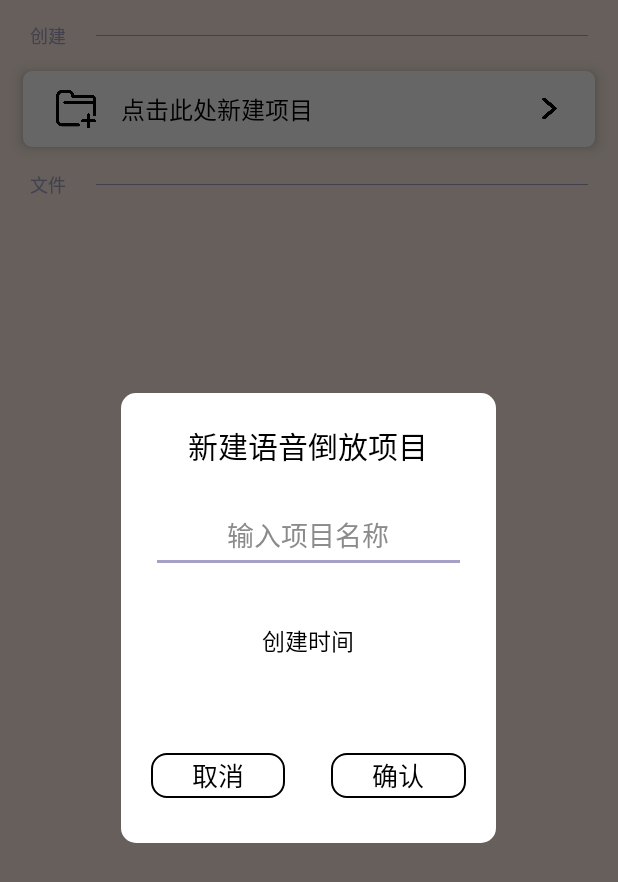
After one commit to ambe-gzy/baseRepository, an Android app: the fragment CreateVoiceFileDialog placed in its activity, on a phone screen of 412 x 824 dp. The commit adds this screen. Shown: the top 882 px of the screen. Run offline under Robolectric (Android 15) with nearby library versions, the light colour scheme and no system bars.

Commit message:
保存创建新文件的dialog

```diff
--- /dev/null
+++ b/app/src/main/java/cn/zhenye/dialog/CreateVoiceFileDialog.java
@@ -0,0 +1,86 @@
+package cn.zhenye.dialog;
+
+import android.graphics.Color;
+import android.graphics.drawable.ColorDrawable;
+import android.os.Bundle;
+import android.view.Gravity;
+import android.view.LayoutInflater;
+import android.view.View;
+import android.view.ViewGroup;
+import android.view.Window;
+import android.view.WindowManager;
+import android.widget.EditText;
+import android.widget.TextView;
+
+import androidx.annotation.NonNull;
+import androidx.annotation.Nullable;
+import androidx.fragment.app.DialogFragment;
+import androidx.fragment.app.FragmentManager;
+import cn.zhenye.main.R;
+
+public class CreateVoiceFileDialog extends DialogFragment implements View.OnClickListener {
+    private View mView;
+
+    private TextView mTvPositiveBtn;
+    private TextView mTvNegativeBtn;
+    private TextView mTvCreateTime;
+    private EditText mEtFileName;
+
+    @Nullable
+    @Override
+    public View onCreateView(@NonNull LayoutInflater inflater, @Nullable ViewGroup container, @Nullable Bundle savedInstanceState) {
+        getDialog().getWindow().setBackgroundDrawable(new ColorDrawable(Color.TRANSPARENT));
+        mView = inflater.inflate(R.layout.dialog_voice_file_create,container,false);
+        return mView;
+    }
+
+    @Override
+    public void onViewCreated(@NonNull View view, @Nullable Bundle savedInstanceState) {
+        super.onViewCreated(view, savedInstanceState);
+    }
+
+    @Override
+    public void onActivityCreated(@Nullable Bundle savedInstanceState) {
+        super.onActivityCreated(savedInstanceState);
+        initLayoutParams();
+        initUI();
+    }
+
+    private void initUI() {
+        mEtFileName = mView.findViewById(R.id.et_voice_file_create_file_name);
+        mTvCreateTime = mView.findViewById(R.id.tv_voice_file_create_time);
+        mTvNegativeBtn = mView.findViewById(R.id.tv_voice_file_cancel);
+        mTvPositiveBtn = mView.findViewById(R.id.tv_voice_file_ok);
+
+        mTvPositiveBtn.setOnClickListener(this);
+        mTvNegativeBtn.setOnClickListener(this);
+    }
+
+    @Override
+    public void show(FragmentManager manager, String tag) {
+        super.show(manager, tag);
+    }
+
+    private void initLayoutParams(){
+        Window window = getDialog().getWindow();
+        if (window != null) {
+            WindowManager.LayoutParams lp = window.getAttributes();
+            lp.gravity = Gravity.CENTER;
+            lp.width = WindowManager.LayoutParams.MATCH_PARENT;
+            lp.height = WindowManager.LayoutParams.MATCH_PARENT;
+            window.setAttributes(lp);
+        }
+    }
+
+    @Override
+    public void onClick(View view) {
+        switch (view.getId()){
+            case R.id.tv_voice_file_cancel:
+                dismiss();
+                break;
+            case R.id.tv_voice_file_ok:
+                dismiss();
+                break;
+        }
+    }
+}
--- a/app/src/main/java/cn/zhenye/voicereverse/VoiceFileActivity.java
+++ b/app/src/main/java/cn/zhenye/voicereverse/VoiceFileActivity.java
@@ -1,10 +1,14 @@
 package cn.zhenye.voicereverse;
 
+import androidx.annotation.Nullable;
 import androidx.appcompat.app.AppCompatActivity;
 import androidx.recyclerview.widget.RecyclerView;
+import cn.zhenye.base.tool.ActivityUtil;
 import cn.zhenye.base.tool.StatusbarUtil;
+import cn.zhenye.dialog.CreateVoiceFileDialog;
 import cn.zhenye.main.R;
 
+import android.content.Intent;
 import android.os.Bundle;
 import android.view.View;
 import android.widget.LinearLayout;
@@ -25,6 +29,7 @@
     private void initUI() {
         mLlAddFile = findViewById(R.id.ll_voice_file_create_add);
         mFileRecyclerView = findViewById(R.id.rv_voice_file_create_recycler_view);
+        mLlAddFile.setOnClickListener(this);
     }
 
     private void initRecyclerView() {
@@ -35,7 +40,8 @@
     public void onClick(View view) {
         switch (view.getId()){
             case R.id.ll_voice_file_create_add:
-
+                CreateVoiceFileDialog dialog = new CreateVoiceFileDialog();
+                dialog.show(getSupportFragmentManager(),"cool");
                 break;
         }
     }
--- a/app/src/main/java/cn/zhenye/voicereverse/VoiceFileCreateActivity.java
+++ b/app/src/main/java/cn/zhenye/voicereverse/VoiceFileCreateActivity.java
@@ -6,7 +6,7 @@
 import android.os.Bundle;
 
 public class VoiceFileCreateActivity extends AppCompatActivity {
-
+    public static int VOICE_FILE_CREATE_KEY = 11;
     @Override
     protected void onCreate(Bundle savedInstanceState) {
         super.onCreate(savedInstanceState);
--- /dev/null
+++ b/app/src/main/res/layout/dialog_voice_file_create.xml
@@ -0,0 +1,81 @@
+<?xml version="1.0" encoding="utf-8"?>
+<RelativeLayout xmlns:android="http://schemas.android.com/apk/res/android"
+    android:layout_width="match_parent"
+    android:layout_height="match_parent"
+    android:orientation="vertical">
+    <LinearLayout
+        android:layout_width="250dp"
+        android:layout_height="300dp"
+        android:background="@drawable/bg_dialog"
+        android:layout_centerInParent="true"
+        android:orientation="vertical">
+
+        <TextView
+            android:layout_width="match_parent"
+            android:layout_height="wrap_content"
+            android:gravity="center"
+            android:layout_marginTop="20dp"
+            android:textSize="20dp"
+            android:textColor="@color/black"
+            android:text="@string/voice_file_create_tittle"/>
+
+        <EditText
+            android:id="@+id/et_voice_file_create_file_name"
+            android:layout_width="match_parent"
+            android:layout_height="50dp"
+            android:layout_marginStart="20dp"
+            android:layout_marginEnd="20dp"
+            android:layout_marginTop="20dp"
+            android:hint="@string/voice_file_create_input_name"
+            android:gravity="center"
+            android:textColor="@color/colorPrimaryDark"
+            android:textColorHint="@color/color_8B8B8B"/>
+
+        <TextView
+            android:id="@+id/tv_voice_file_create_time"
+            android:layout_width="match_parent"
+            android:layout_height="50dp"
+            android:gravity="center"
+            android:layout_marginTop="20dp"
+            android:textColor="@color/black"
+            android:textSize="15dp"
+            android:text="创建时间"/>
+
+        <LinearLayout
+            android:layout_marginTop="50dp"
+            android:layout_width="match_parent"
+            android:layout_height="wrap_content"
+            android:orientation="horizontal">
+            <TextView
+                android:id="@+id/tv_voice_file_cancel"
+                android:layout_marginStart="20dp"
+                android:layout_marginEnd="15dp"
+                android:layout_width="0dp"
+                android:layout_height="30dp"
+                android:layout_weight="1"
+                android:clickable="true"
+                android:focusable="true"
+                android:text="@string/dialog_negative_btn"
+                android:textSize="17dp"
+                android:textColor="@color/black"
+                android:gravity="center"
+                android:background="@drawable/ripple_btn"/>
+            <TextView
+                android:id="@+id/tv_voice_file_ok"
+                android:layout_marginStart="15dp"
+                android:layout_marginEnd="20dp"
+                android:layout_width="0dp"
+                android:layout_height="30dp"
+                android:layout_weight="1"
+                android:text="@string/dialog_positive_btn"
+                android:textSize="17dp"
+                android:textColor="@color/black"
+                android:gravity="center"
+                android:clickable="true"
+                android:focusable="true"
+                android:background="@drawable/ripple_btn"/>
+        </LinearLayout>
+    </LinearLayout>
+
+
+</RelativeLayout>
--- a/app/src/main/res/values/styles.xml
+++ b/app/src/main/res/values/styles.xml
@@ -6,9 +6,9 @@
         <item name="colorPrimary">@color/colorPrimary</item>
         <item name="colorPrimaryDark">@color/colorPrimaryDark</item>
         <!-- 默认组件选中状态颜色 -->
-        <item name="colorAccent">@color/colorAccent</item>
+        <item name="colorAccent">@color/color_A6A0C6</item>
         <!-- 默认text字体颜色 -->
-        <item name="android:textColor">@color/color_A6A0C6</item>
+        <item name="android:textColor">@color/colorPrimaryDark</item>
         <item name="android:windowBackground">@color/color_FFEFE4</item>
         <item name="android:statusBarColor">@color/color_FFEFE4</item>
     </style>
--- /dev/null
+++ b/common/src/main/res/drawable/bg_btn_ok.xml
@@ -0,0 +1,6 @@
+<shape android:shape="rectangle"
+    xmlns:android="http://schemas.android.com/apk/res/android">
+    <corners android:radius="10dp"/>
+    <solid android:color="@color/white"/>
+    <stroke android:color="@color/black" android:width="1dp"/>
+</shape>
--- /dev/null
+++ b/common/src/main/res/drawable/bg_dialog.xml
@@ -0,0 +1,5 @@
+<shape android:shape="rectangle"
+    xmlns:android="http://schemas.android.com/apk/res/android">
+    <solid android:color="@color/white"/>
+    <corners android:radius="10dp"/>
+</shape>
--- /dev/null
+++ b/common/src/main/res/drawable/ripple_btn.xml
@@ -0,0 +1,4 @@
+<ripple android:color="@color/color_ripple"
+    xmlns:android="http://schemas.android.com/apk/res/android">
+    <item android:drawable="@drawable/bg_btn_ok"/>
+</ripple>
--- a/common/src/main/res/values/strings.xml
+++ b/common/src/main/res/values/strings.xml
@@ -4,6 +4,11 @@
     <string name="voice_list_add_file">创建</string>
 
     <string name="voice_list_file_list">文件</string>
+    <string name="voice_file_create_tittle">新建语音倒放项目</string>
+    <string name="voice_file_create_input_name">输入项目名称</string>
+
+    <string name="dialog_negative_btn">取消</string>
+    <string name="dialog_positive_btn">确认</string>
 
 
 </resources>
```
